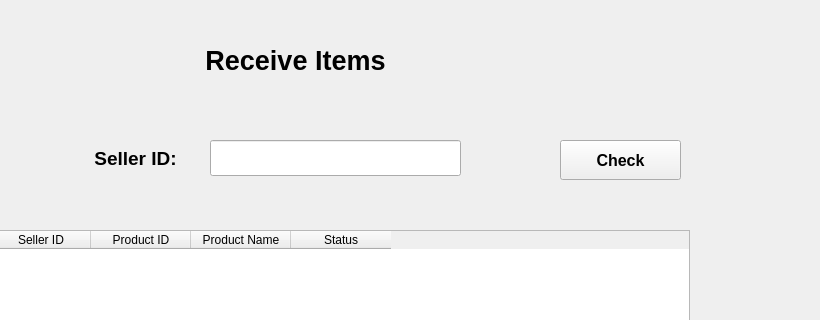
Qt form receiveWindow.ui (shubham0298/CounterChain) before a commit; both pictures show x 180 to 1000 and y 110 to 430 of the 1000 by 800 pixel window.
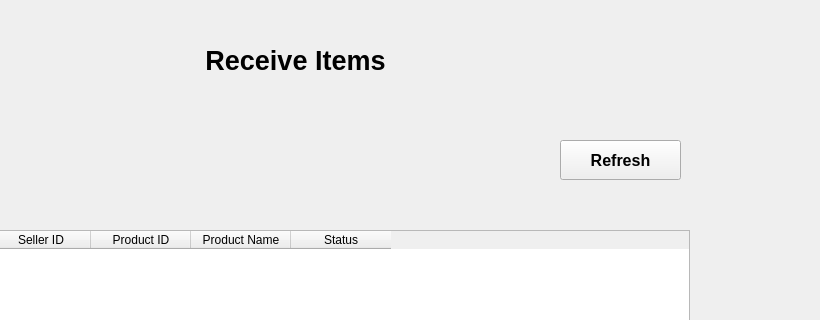
The same form after that commit.

Commit message: Add license no. in registration process Add input validation for Add Item, Sell Item windows List all receivable items in receive window irrespective of seller

```diff
--- a/receiveWindow.ui
+++ b/receiveWindow.ui
@@ -58,47 +58,6 @@
      <set>Qt::AlignCenter</set>
     </property>
    </widget>
-   <widget class="QLabel" name="label_2">
-    <property name="geometry">
-     <rect>
-      <x>260</x>
-      <y>250</y>
-      <width>111</width>
-      <height>36</height>
-     </rect>
-    </property>
-    <property name="font">
-     <font>
-      <pointsize>14</pointsize>
-      <weight>75</weight>
-      <bold>true</bold>
-     </font>
-    </property>
-    <property name="cursor">
-     <cursorShape>IBeamCursor</cursorShape>
-    </property>
-    <property name="text">
-     <string>Seller ID:</string>
-    </property>
-    <property name="alignment">
-     <set>Qt::AlignCenter</set>
-    </property>
-   </widget>
-   <widget class="QLineEdit" name="selleridLE">
-    <property name="geometry">
-     <rect>
-      <x>390</x>
-      <y>250</y>
-      <width>251</width>
-      <height>36</height>
-     </rect>
-    </property>
-    <property name="font">
-     <font>
-      <pointsize>12</pointsize>
-     </font>
-    </property>
-   </widget>
    <widget class="QPushButton" name="rcvButton">
     <property name="geometry">
      <rect>
@@ -183,7 +142,7 @@
      </font>
     </property>
     <property name="text">
-     <string>Check</string>
+     <string>Refresh</string>
     </property>
    </widget>
    <widget class="QTableWidget" name="rcvTable">
```
The commit also changes 11 other files.
